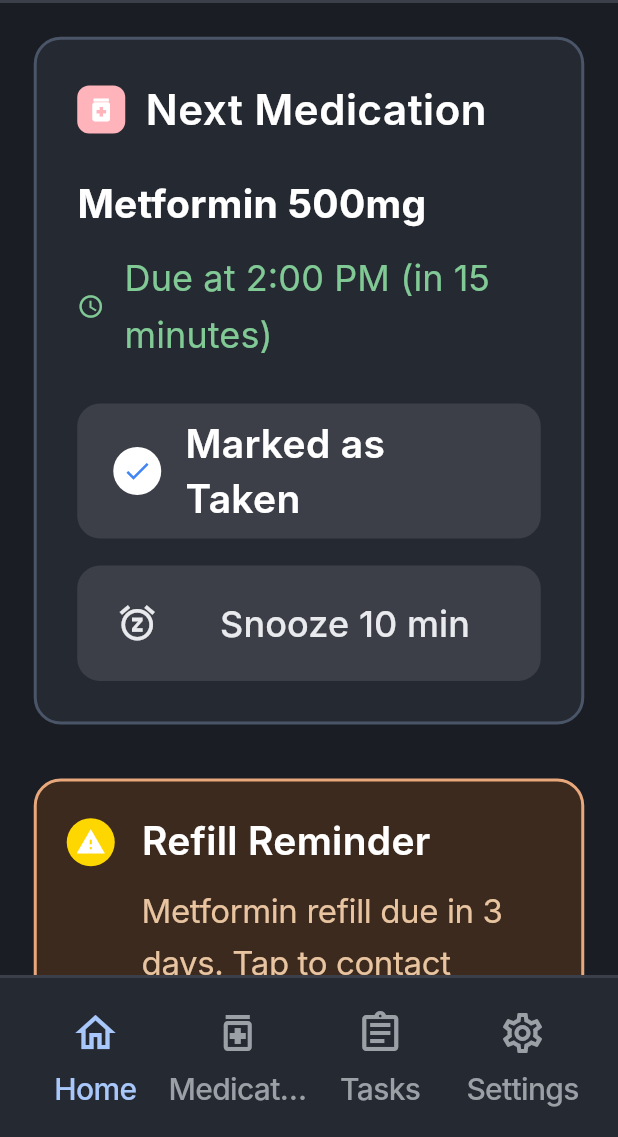
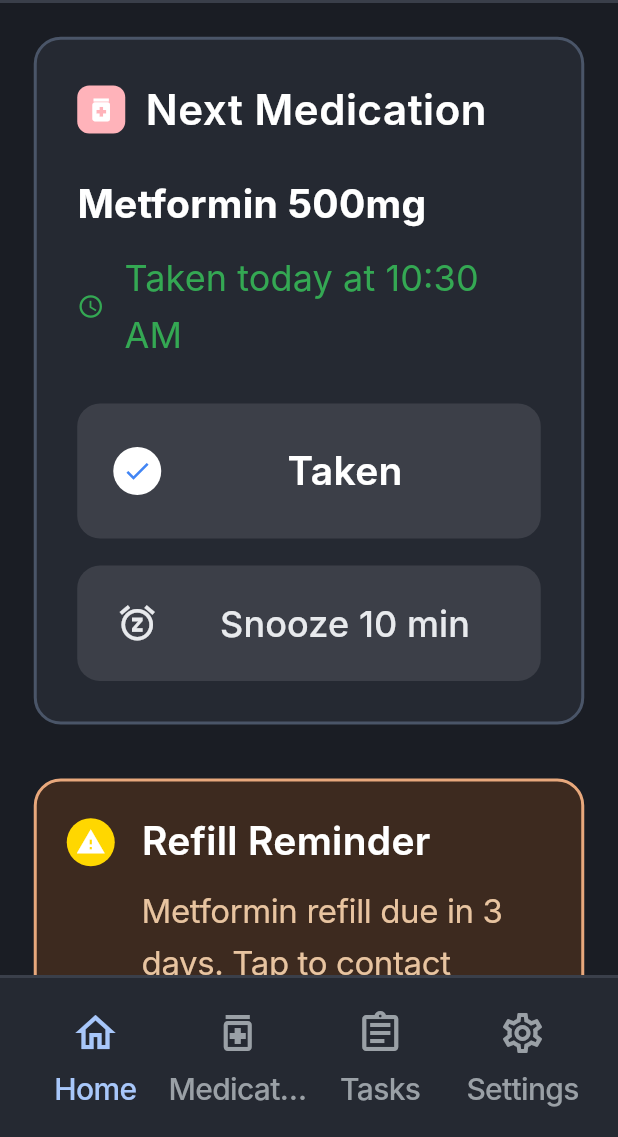
Before and after one commit to josephmw19/swen-661-careconnect-low-vision, a Flutter app: the MyHomePage screen opened directly, after a tap on "Mark as Taken", on a phone screen of 412 x 824 dp, the part 99-1236 px from its top. Run offline on Flutter 3.47's test engine with Material 3 defaults, Android fonts, the phone set to English and light mode, and no system bars; our stand-ins replace shared_preferences; accounts and stored records are empty; Roboto replaces fonts that are missing (Inter).

Commit message:
Finalize UI state, medication actions, and header wiring

```diff
--- a/flutter/flutter_lv/lib/home/medication_card.dart
+++ b/flutter/flutter_lv/lib/home/medication_card.dart
@@ -6,12 +6,15 @@ class MedicationCard extends StatelessWidget {
   final VoidCallback? onMarkAsTaken;
   final VoidCallback? onSnooze;
 
+  final String? takenTimeText;
+
   const MedicationCard({
     super.key,
     this.isMarkedAsTaken = false,
     this.isSnoozed = false,
     this.onMarkAsTaken,
     this.onSnooze,
+    this.takenTimeText,
   });
 
   @override
@@ -78,20 +81,26 @@ class MedicationCard extends StatelessWidget {
               // Time information with clock icon
               Row(
                 children: [
-                  const Icon(
+                  Icon(
                     Icons.access_time,
-                    color: Color(0xFF81C995),
+                    color: isMarkedAsTaken
+                        ? const Color(0xFF34A853)
+                        : const Color(0xFF81C995),
                     size: 18,
                   ),
                   const SizedBox(width: 13.5),
-                  const Expanded(
+                  Expanded(
                     child: Text(
-                      'Due at 2:00 PM (in 15 minutes)',
+                      isMarkedAsTaken
+                          ? (takenTimeText ?? 'Taken today')
+                          : 'Due at 2:00 PM (in 15 minutes)',
                       style: TextStyle(
                         fontFamily: 'Inter',
                         fontSize: 24,
                         fontWeight: FontWeight.normal,
-                        color: Color(0xFF81C995),
+                        color: isMarkedAsTaken
+                            ? const Color(0xFF34A853)
+                            : const Color(0xFF81C995),
                         letterSpacing: 0.0703,
                         height: 1.6,
                       ),
@@ -140,7 +149,7 @@ class MedicationCard extends StatelessWidget {
                   Expanded(
                     child: Center(
                       child: Text(
-                        isMarkedAsTaken ? 'Marked as Taken' : 'Mark as Taken',
+                        isMarkedAsTaken ? 'Taken' : 'Mark as Taken',
                         style: const TextStyle(
                           fontFamily: 'Inter',
                           fontSize: 26,
--- a/flutter/flutter_lv/lib/main.dart
+++ b/flutter/flutter_lv/lib/main.dart
@@ -124,6 +124,7 @@ class _MyHomePageState extends State<MyHomePage> {
   // Medication state
   bool _medicationMarkedAsTaken = false;
   bool _medicationSnoozed = false;
+  String? _medicationTakenTimeText;
 
   // Task completion state
   bool _bloodPressureCheckCompleted = true;
@@ -140,16 +141,28 @@ class _MyHomePageState extends State<MyHomePage> {
     });
   }
 
+  String _formatTakenTime(DateTime dt) {
+    final hour = dt.hour;
+    final minute = dt.minute.toString().padLeft(2, '0');
+    final period = hour >= 12 ? 'PM' : 'AM';
+    final displayHour = hour == 0 ? 12 : (hour > 12 ? hour - 12 : hour);
+    return 'Taken today at $displayHour:$minute $period';
+  }
+
   void _handleMarkAsTaken() {
+    final now = DateTime.now();
     setState(() {
       _medicationMarkedAsTaken = true;
       _medicationSnoozed = false;
+      _medicationTakenTimeText = _formatTakenTime(now);
     });
   }
 
   void _handleSnooze() {
     setState(() {
       _medicationSnoozed = true;
+      _medicationMarkedAsTaken = false;
+      _medicationTakenTimeText = null;
     });
   }
 
@@ -201,6 +214,7 @@ class _MyHomePageState extends State<MyHomePage> {
                 MedicationCard(
                   isMarkedAsTaken: _medicationMarkedAsTaken,
                   isSnoozed: _medicationSnoozed,
+                  takenTimeText: _medicationTakenTimeText,
                   onMarkAsTaken: _handleMarkAsTaken,
                   onSnooze: _handleSnooze,
                 ),
@@ -236,6 +250,7 @@ class _MyHomePageState extends State<MyHomePage> {
                 MedicationCard(
                   isMarkedAsTaken: _medicationMarkedAsTaken,
                   isSnoozed: _medicationSnoozed,
+                  takenTimeText: _medicationTakenTimeText,
                   onMarkAsTaken: _handleMarkAsTaken,
                   onSnooze: _handleSnooze,
                 ),
```
Also changed, not shown: flutter/flutter_lv/lib/medications/medication_details_page.dart (+8 -28 lines), flutter/flutter_lv/lib/medications/medications_page.dart (+22 -2 lines), flutter/flutter_lv/lib/settings/settings_page.dart (+16 -1 lines), flutter/flutter_lv/lib/tasks/tasks_page.dart (+25 -4 lines), 2 other files.
